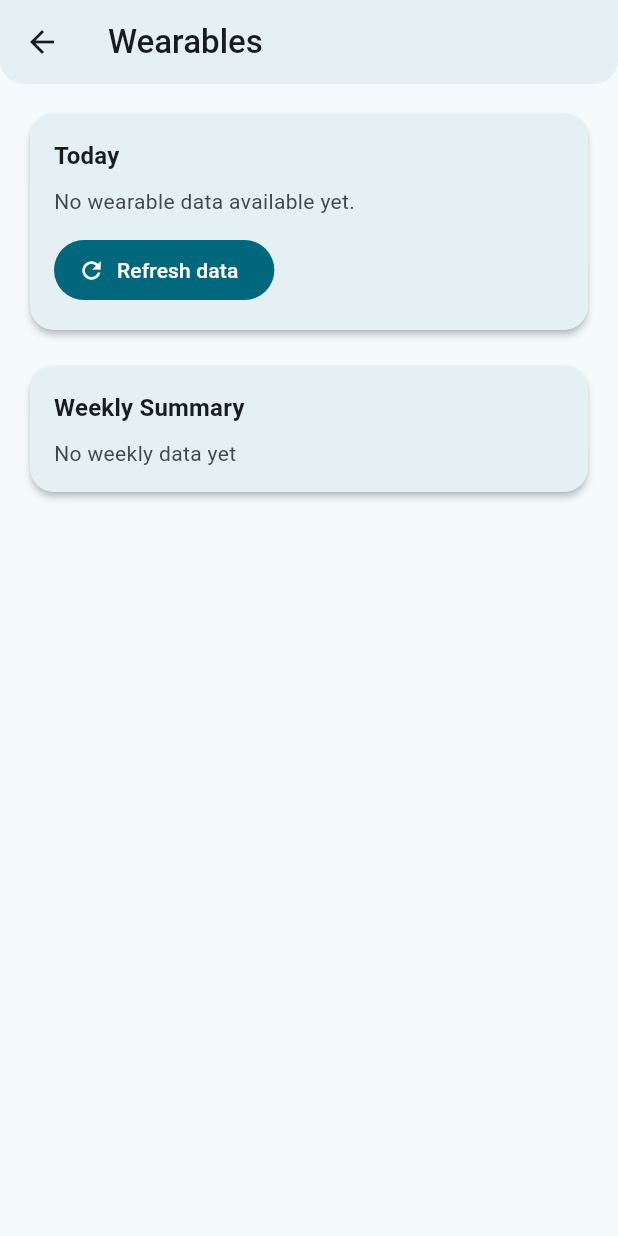
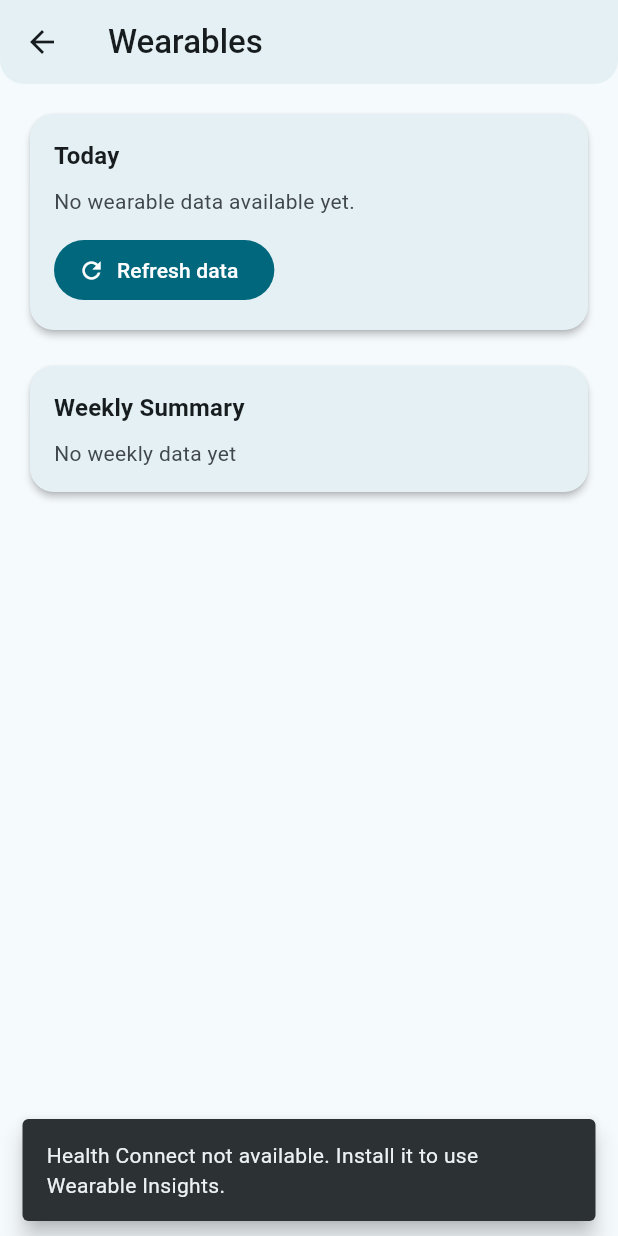
Before and after one commit to adicadi/MediPal, a Flutter app: the WearableScreen screen opened by its route, after a tap on "Refresh data", on a phone screen of 412 x 824 dp. Run offline on Flutter 3.47's test engine with Material 3 defaults, Android fonts, the phone set to English and light mode, and no system bars; our stand-ins replace equatable, file_picker, flutter_dotenv, flutter_local_notifications, flutter_secure_storage, flutter_timezone and 7 more; missing offline and left inert: google_mlkit_text_recognition, gpt_markdown, health, syncfusion_flutter_pdf; accounts and stored records are empty; statements that could not run were skipped.

Commit message:
HealthConnect permission fixed.

```diff
--- a/lib/screens/initial_screen.dart
+++ b/lib/screens/initial_screen.dart
@@ -31,6 +31,10 @@ class _InitialScreenState extends State<InitialScreen> {
 
       final appState = Provider.of<AppState>(context, listen: false);
       await appState.loadUserProfile();
+      setState(() {
+        _status = 'Connecting Health Connect...';
+      });
+      await appState.maybeRequestWearablePermissions();
       await appState.refreshWearableSummary();
 
       setState(() {
--- a/lib/screens/wearable_screen.dart
+++ b/lib/screens/wearable_screen.dart
@@ -20,18 +20,53 @@ class _WearableScreenState extends State<WearableScreen> {
     super.initState();
     WidgetsBinding.instance.addPostFrameCallback((_) {
       if (!mounted) return;
-      final appState = context.read<AppState>();
-      final summary = appState.wearableSummary;
-      if (summary == null || _isStale(summary.updatedAt)) {
-        _refresh(appState);
-      }
+      _refreshIfPermitted();
     });
+  }
+
+  Future<void> _refreshIfPermitted() async {
+    final appState = context.read<AppState>();
+    final available = await WearableHealthService.isHealthConnectAvailable();
+    if (!mounted) return;
+    if (!available) {
+      ScaffoldMessenger.of(context).showSnackBar(
+        const SnackBar(
+          content: Text(
+            'Health Connect not available. Install it to use Wearable Insights.',
+          ),
+          behavior: SnackBarBehavior.floating,
+        ),
+      );
+      return;
+    }
+
+    final granted = await WearableHealthService.hasRequiredPermissions();
+    if (!mounted || !granted) return;
+
+    final summary = appState.wearableSummary;
+    if (summary == null || _isStale(summary.updatedAt)) {
+      _refresh(appState);
+    }
   }
 
   Future<void> _refresh(AppState appState) async {
     if (_isRefreshing) return;
     setState(() => _isRefreshing = true);
     try {
+      final granted = await WearableHealthService.ensurePermissions();
+      if (!granted) {
+        if (mounted) {
+          ScaffoldMessenger.of(context).showSnackBar(
+            const SnackBar(
+              content: Text(
+                'Please allow permissions in Health Connect to refresh data.',
+              ),
+              behavior: SnackBarBehavior.floating,
+            ),
+          );
+        }
+        return;
+      }
       await appState.refreshWearableSummary();
     } finally {
       if (mounted) {
--- a/lib/services/wearable_health_service.dart
+++ b/lib/services/wearable_health_service.dart
@@ -62,6 +62,12 @@ class WearableHealthService {
     return authorized;
   }
 
+  static Future<bool> ensurePermissions() async {
+    final hasPermissions = await hasRequiredPermissions();
+    if (hasPermissions) return true;
+    return requestRequiredPermissions();
+  }
+
   static Future<WearableSummary?> fetchAndCacheSummary() async {
     await _ensureConfigured();
     final bool isAvailable = await _health.isHealthConnectAvailable();
@@ -90,13 +96,7 @@ class WearableHealthService {
     final hasPermissions =
         await _health.hasPermissions(availableTypes, permissions: permissions);
     if (hasPermissions != true) {
-      final authorized = await _health.requestAuthorization(
-        availableTypes,
-        permissions: permissions,
-      );
-      if (!authorized) {
-        return WearableCacheService.loadSummary();
-      }
+      return WearableCacheService.loadSummary();
     }
 
     final steps = await _health.getTotalStepsInInterval(startOfDay, now) ?? 0;
```
Also changed, not shown: lib/screens/home_screen.dart (+37 -81 lines), lib/screens/settings_screen.dart (+39 -2 lines), lib/utils/app_state.dart (+25 -0 lines), 5 other files.
